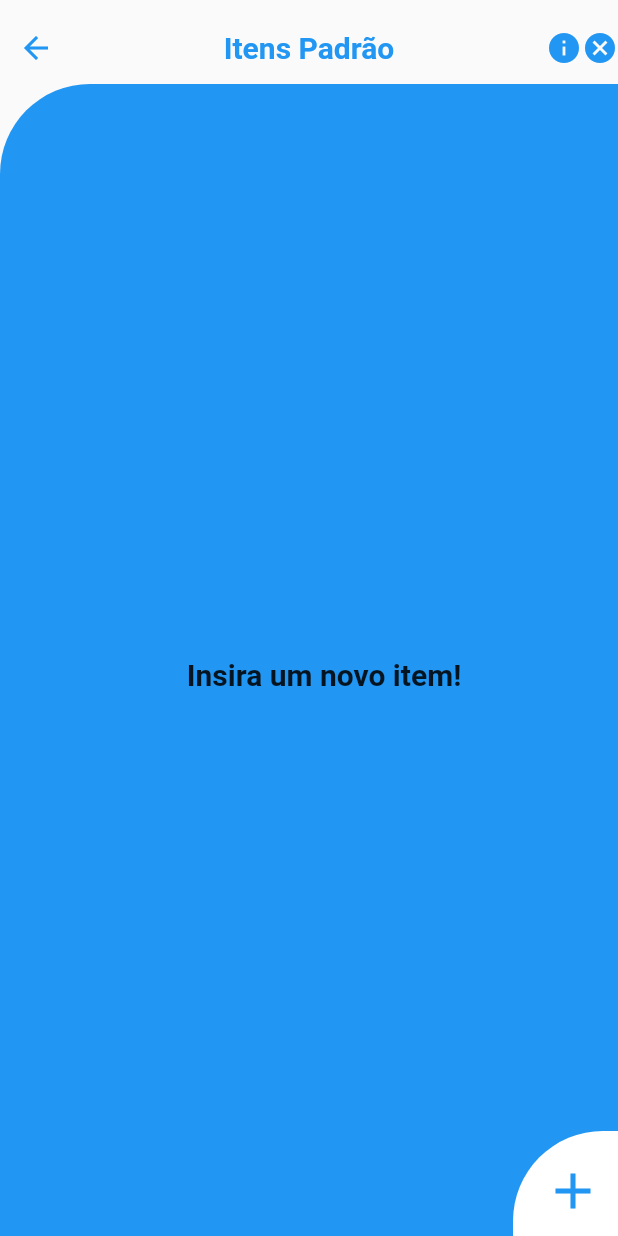
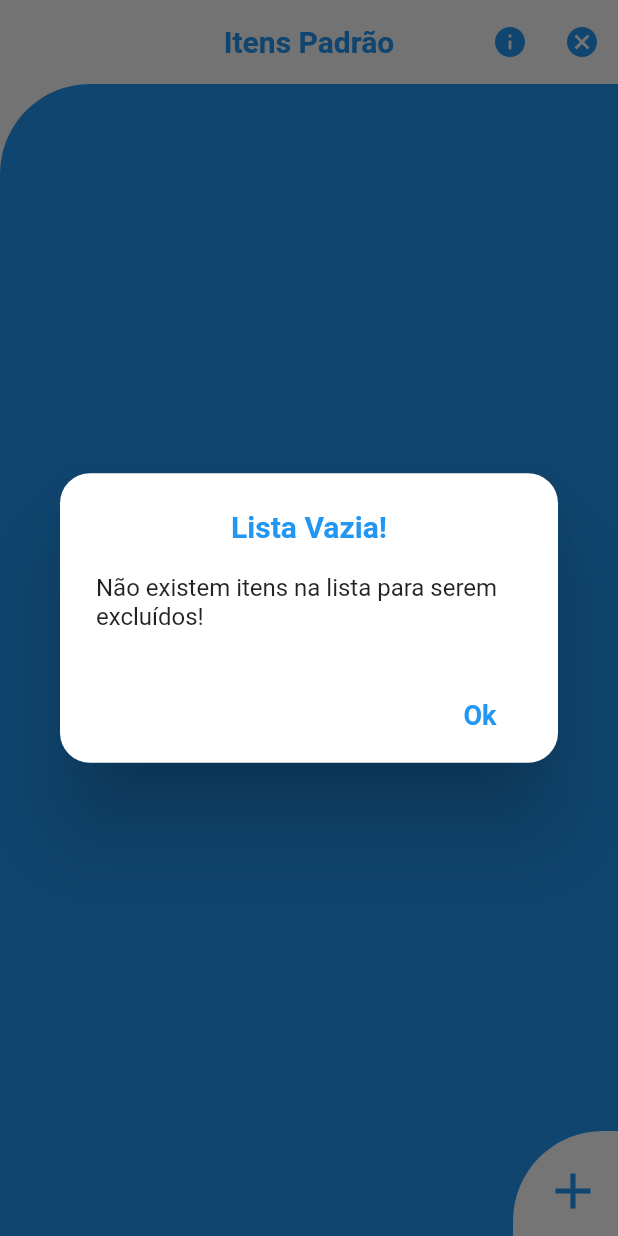
Before and after one commit to rein4nl1m/compre_certo, a Flutter app: the screen it shows after launch, after a tap on the "cancel" icon, on a phone screen of 412 x 824 dp. Run offline on Flutter 3.47's test engine with Material 2 defaults, Android fonts, the phone set to English and light mode, and no system bars; our stand-ins replace sqflite; accounts and stored records are empty.

Commit message:
MVP da tela de Itens Padrao finalizado

```diff
--- a/lib/db/dbProvider.dart
+++ b/lib/db/dbProvider.dart
@@ -62,9 +62,15 @@ class DBProvider {
     return db.delete(tableItem, where: '$columnId = ?', whereArgs: [id]);
   }
 
+  Future<int> countItems() async {
+    final Database db = await instance.database;
+    int count = Sqflite.firstIntValue(await db.rawQuery("SELECT COUNT(*) FROM $tableItem"));
+    return count;
+  }
+
   deleteAllItems() async {
     final Database db = await instance.database;
-    db.rawDelete("DELETE * FROM $tableItem");
+    db.delete(tableItem);
   }
 
   Future<List<Item>> queryAllRows() async {
--- a/lib/main.dart
+++ b/lib/main.dart
@@ -11,6 +11,7 @@ class MyApp extends StatelessWidget {
       theme: ThemeData(
         primarySwatch: Colors.blue,
       ),
+      debugShowCheckedModeBanner: false,
       home: ItensPadraoScreen()
     );
   }
--- a/lib/screen/itensPadraoScreen.dart
+++ b/lib/screen/itensPadraoScreen.dart
@@ -17,7 +17,7 @@ class _ItensPadraoScreenState extends State<ItensPadraoScreen> {
 
   @override
   Widget build(BuildContext context) {
-    void showAlertDialog() {
+    void showAlertNovoItem() {
       showDialog(
               context: context,
               barrierDismissible: false,
@@ -27,6 +27,63 @@ class _ItensPadraoScreenState extends State<ItensPadraoScreen> {
 
     void _showInfoAlert() {
       showDialog(context: context, builder: (_) => InfoAlert());
+    }
+
+    void showAlertExcluirTodos() {
+      showDialog(
+          context: context,
+          builder: (context) => AlertDialog(
+                title: Text("Deseja excluir todos os itens?"),
+                shape: RoundedRectangleBorder(
+                    borderRadius: BorderRadius.circular(20)),
+                actions: <Widget>[
+                  FlatButton(
+                      child: Text("Não", style: TextStyle(color: Colors.red)),
+                      onPressed: () => Navigator.pop(context)),
+                  RaisedButton(
+                    color: Colors.red,
+                    child: Text("Sim", style: TextStyle(color: Colors.white)),
+                    onPressed: () {
+                      Navigator.pop(context);
+                      db.deleteAllItems();
+                    },
+                  )
+                ],
+              )).then((_) => setState(() {}));
+    }
+
+    verificaItens() async {
+      int count = await db.countItems();
+      if (count > 0) {
+        showAlertExcluirTodos();
+      } else {
+        showDialog(
+            context: context,
+            builder: (context) => AlertDialog(
+                  title: const Text(
+                    "Lista Vazia!",
+                    style: TextStyle(
+                        color: Colors.blue,
+                        fontSize: 20,
+                        fontWeight: FontWeight.bold),
+                    textAlign: TextAlign.center,
+                  ),
+                  shape: RoundedRectangleBorder(borderRadius: BorderRadius.circular(20)),
+                  content: const Text(
+                      "Não existem itens na lista para serem excluídos!"),
+                  actions: <Widget>[
+                    FlatButton(
+                        child: const Text("Ok",
+                            style: TextStyle(
+                                color: Colors.blue,
+                                fontWeight: FontWeight.bold,
+                                fontSize: 18)),
+                        onPressed: () {
+                          Navigator.pop(context);
+                        })
+                  ],
+                ));
+      }
     }
 
     Widget _customListTile(Item item) {
@@ -95,47 +152,33 @@ class _ItensPadraoScreenState extends State<ItensPadraoScreen> {
 
     return Scaffold(
       key: _scaffold,
+      appBar: AppBar(
+        backgroundColor: Colors.transparent,
+        elevation: 0,
+        title: Text(
+          "Itens Padrão",
+          style: TextStyle(
+              color: Theme.of(context).primaryColor,
+              fontSize: 20,
+              fontWeight: FontWeight.bold),
+        ),
+        centerTitle: true,
+        actions: <Widget>[
+          IconButton(
+            icon: Icon(Icons.info, color: Colors.blue),
+            onPressed: _showInfoAlert,
+          ),
+          IconButton(
+            icon: Icon(Icons.cancel, color: Colors.blue),
+            onPressed: verificaItens,
+          )
+        ],
+      ),
       body: SafeArea(
         child: Stack(
           children: <Widget>[
             Column(
               children: <Widget>[
-                Padding(
-                  padding: const EdgeInsets.only(top: 8.0),
-                  child: Row(
-                    mainAxisAlignment: MainAxisAlignment.spaceBetween,
-                    children: <Widget>[
-                      IconButton(
-                        icon: const Icon(
-                          Icons.arrow_back,
-                          color: Colors.blue,
-                        ),
-                        onPressed: () {
-                          print("Back");
-                        },
-                      ),
-                      Text(
-                        "Itens Padrão",
-                        style: TextStyle(
-                            color: Theme.of(context).primaryColor,
-                            fontSize: 20,
-                            fontWeight: FontWeight.bold),
-                      ),
-                      Row(
-                        children: <Widget>[
-                          GestureDetector(
-                            child: Icon(Icons.info, color: Colors.blue),
-                            onTap: _showInfoAlert,
-                          ),
-                          GestureDetector(
-                            child: Icon(Icons.cancel, color: Colors.blue),
-                            onTap: () {},
-                          )
-                        ],
-                      )
-                    ],
-                  ),
-                ),
                 Expanded(
                   child: Container(
                       padding: EdgeInsets.only(top: 20, left: 20),
@@ -161,6 +204,7 @@ class _ItensPadraoScreenState extends State<ItensPadraoScreen> {
                             return Center(
                                 child: Text("Insira um novo item!",
                                     style: TextStyle(
+                                        color: Colors.white,
                                         fontWeight: FontWeight.bold,
                                         fontSize: 20)));
                           }
@@ -173,7 +217,7 @@ class _ItensPadraoScreenState extends State<ItensPadraoScreen> {
               bottom: 0,
               right: 0,
               child: InkWell(
-                onTap: showAlertDialog,
+                onTap: showAlertNovoItem,
                 child: Container(
                   decoration: BoxDecoration(
                       color: Colors.white,
--- a/lib/widgets/novoItemAlert.dart
+++ b/lib/widgets/novoItemAlert.dart
@@ -36,6 +36,7 @@ class _NovoItemAlertState extends State<NovoItemAlert> {
       shape: RoundedRectangleBorder(borderRadius: BorderRadius.circular(20)),
       content: Container(
         height: 180,
+        width: 200,
         padding: const EdgeInsets.symmetric(horizontal: 10),
         child: SingleChildScrollView(
           child: Form(
```
Also changed, not shown: lib/widgets/infoAlert.dart (+4 -4 lines).
